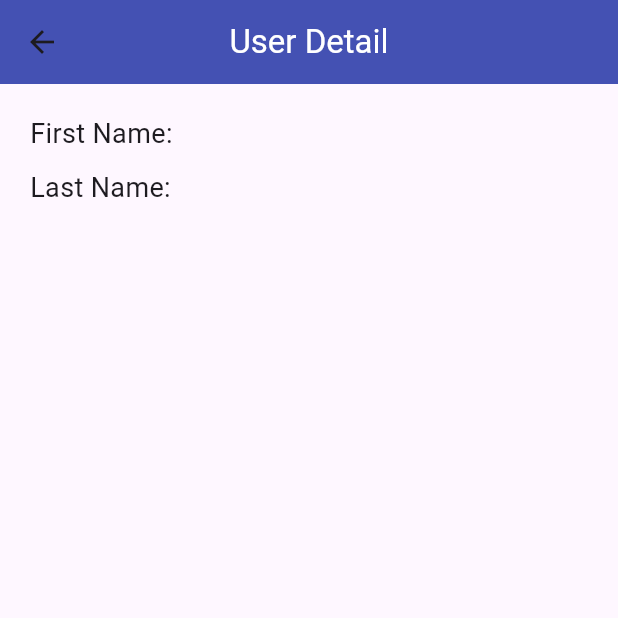
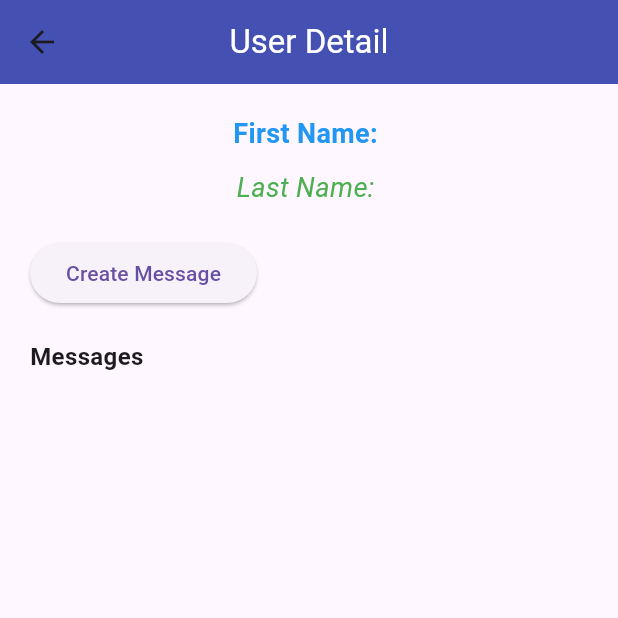
Before and after one commit to Dokuqui/Message_App, a Flutter app: the UserDetailScreen screen opened directly with empty values, on a phone screen of 412 x 824 dp, the top half of it. Run offline on Flutter 3.47's test engine with Material 3 defaults, Android fonts, the phone set to English and light mode, and no system bars.

Commit message:
feat: create message add flow

```diff
--- a/message_app/lib/model/message.dart
+++ b/message_app/lib/model/message.dart
@@ -1,5 +1,3 @@
-import 'dart:ffi';
-
 import 'package:message_app/model/user.dart';
 
 class Message {
--- a/message_app/lib/model/user.dart
+++ b/message_app/lib/model/user.dart
@@ -1,20 +1,26 @@
+import 'message.dart';
+
 class User {
+  String _firstName;
   String _lastName;
-  String _firstName;
+  List<Message> _messages;
 
-  User(this._lastName, this._firstName);
+  User(this._firstName, this._lastName, [List<Message>? messages])
+      : _messages = messages ?? [];
+
+  String get firstName => _firstName;
   String get lastName => _lastName;
-  String get firstName => _firstName;
+  List<Message> get messages => _messages;
+
+  set firstName(String value) {
+    if (value.isNotEmpty) {
+      _firstName = value;
+    }
+  }
 
   set lastName(String value) {
     if (value.isNotEmpty) {
       _lastName = value;
     }
   }
-
-  set firstName(String value) {
-    if (value.isNotEmpty) {
-      _firstName = value;
-    }
-  }
 }
--- a/message_app/lib/screens/home_screen.dart
+++ b/message_app/lib/screens/home_screen.dart
@@ -1,5 +1,5 @@
 import 'package:flutter/material.dart';
-import 'package:message_app/screens/user_detail_user.dart';
+import 'package:message_app/screens/user_detail_screen.dart';
 import '../controller/user_controller.dart';
 import '../model/user.dart';
 
@@ -43,13 +43,13 @@ class _HomeScreen extends State<HomeScreen> {
               mainAxisSize: MainAxisSize.min,
               children: [
                 TextField(
-                  decoration: const InputDecoration(labelText: 'Prénom'),
+                  decoration: const InputDecoration(labelText: 'First Name'),
                   onChanged: (value) {
                     firstName = value;
                   },
                 ),
                 TextField(
-                  decoration: const InputDecoration(labelText: 'Nom'),
+                  decoration: const InputDecoration(labelText: 'Last Name'),
                   onChanged: (value) {
                     lastName = value;
                   },
--- /dev/null
+++ b/message_app/lib/screens/message_detail_screen.dart
@@ -0,0 +1,47 @@
+import 'package:flutter/material.dart';
+
+import '../model/message.dart';
+
+class MessageDetailScreen extends StatelessWidget {
+  final Message message;
+
+  const MessageDetailScreen({super.key, required this.message});
+
+  @override
+  Widget build(BuildContext context) {
+    return Scaffold(
+      appBar: AppBar(
+        title: const Text('Message Detail', style: TextStyle(color: Colors.white)),
+        elevation: 10.0,
+        centerTitle: true,
+      ),
+      body: Padding(
+        padding: const EdgeInsets.all(20.0),
+        child: Column(
+          crossAxisAlignment: CrossAxisAlignment.start,
+          children: [
+            Text(
+              'Subject:\n ${message.subject}',
+              style: const TextStyle(fontSize: 18),
+            ),
+            const SizedBox(height: 10),
+            Text(
+              'Content:\n ${message.content}',
+              style: const TextStyle(fontSize: 18),
+            ),
+            const SizedBox(height: 10),
+            Text(
+              'Date:\n ${message.sendDate}',
+              style: TextStyle(fontSize: 18),
+            ),
+            const SizedBox(height: 10),
+            Text(
+              'Author:\n ${message.author.firstName} ${message.author.lastName}',
+              style: const TextStyle(fontSize: 18),
+            ),
+          ],
+        ),
+      ),
+    );
+  }
+}
--- /dev/null
+++ b/message_app/lib/screens/user_detail_screen.dart
@@ -0,0 +1,131 @@
+import 'package:flutter/material.dart';
+import 'package:message_app/model/user.dart';
+
+import '../components/create_message.dart';
+import '../model/message.dart';
+import 'message_detail_screen.dart';
+
+class UserDetailScreen extends StatefulWidget {
+  final User user;
+
+  const UserDetailScreen({super.key, required this.user});
+
+  @override
+  _UserDetailScreenState createState() => _UserDetailScreenState();
+}
+
+class _UserDetailScreenState extends State<UserDetailScreen> {
+  @override
+  Widget build(BuildContext context) {
+    return Scaffold(
+      appBar: AppBar(
+        title: const Text('User Detail', style: TextStyle(color: Colors.white)),
+        elevation: 10.0,
+        centerTitle: true,
+      ),
+      body: Padding(
+          padding: const EdgeInsets.all(20.0),
+          child: Column(
+            crossAxisAlignment: CrossAxisAlignment.start,
+            children: [
+              Center(
+                child: Text(
+                  'First Name: ${widget.user.firstName}',
+                  style: const TextStyle(
+                    fontSize: 18,
+                    fontWeight: FontWeight.bold,
+                    color: Colors.blue,
+                  ),
+                ),
+              ),
+              const SizedBox(height: 10),
+              Center(
+                child: Text(
+                  'Last Name: ${widget.user.lastName}',
+                  style: const TextStyle(
+                    fontSize: 18,
+                    fontStyle: FontStyle.italic,
+                    color: Colors.green,
+                  ),
+                ),
+              ),
+              const SizedBox(height: 20),
+              ElevatedButton(
+                onPressed: () async {
+                  final newMessage = await Navigator.push(
+                    context,
+                    MaterialPageRoute(
+                      builder: (context) =>
+                          CreateMessageScreen(user: widget.user),
+                    ),
+                  );
+                  if (newMessage != null && newMessage is Message) {
+                    setState(() {
+                      widget.user.messages.add(newMessage);
+                    });
+                  }
+                },
+                child: const Text('Create Message'),
+              ),
+              const SizedBox(height: 20),
+              const Text(
+                'Messages',
+                style: TextStyle(fontSize: 16, fontWeight: FontWeight.bold),
+              ),
+              const SizedBox(height: 10),
+              Expanded(
+                child: ListView.builder(
+                  itemCount: widget.user.messages.length,
+                  itemBuilder: (context, index) {
+                    Message message = widget.user.messages[index];
+                    return Card(
+                      elevation: 2.0,
+                      margin: const EdgeInsets.symmetric(
+                          vertical: 8.0, horizontal: 16.0),
+                      shape: RoundedRectangleBorder(
+                        borderRadius: BorderRadius.circular(10.0),
+                      ),
+                      child: ClipRRect(
+                        borderRadius: BorderRadius.circular(10.0),
+                        child: Dismissible(
+                          key:
+                              UniqueKey(), // Use UniqueKey for each Dismissible widget
+                          direction: DismissDirection
+                              .endToStart, // Swipe from right to left to delete
+                          onDismissed: (direction) {
+                            setState(() {
+                              // Remove the message from the list
+                              widget.user.messages.removeAt(index);
+                            });
+                          },
+                          background: Container(
+                            alignment: Alignment.centerRight,
+                            padding: const EdgeInsets.only(right: 20.0),
+                            color: Colors.red,
+                            child:
+                                const Icon(Icons.delete, color: Colors.white),
+                          ),
+                          child: ListTile(
+                            leading: const Icon(Icons.message),
+                            title: Text(message.subject),
+                            onTap: () {
+                              Navigator.push(
+                                context,
+                                MaterialPageRoute(
+                                  builder: (context) =>
+                                      MessageDetailScreen(message: message),
+                                ),
+                              );
+                            },
+                          ),
+                        ),
+                      ),
+                    );
+                  },
+                ),
+              )
+            ],
+          )),
+    );
+  }
+}
--- a/message_app/lib/screens/user_detail_user.dart
+++ /dev/null
@@ -1,37 +0,0 @@
-import 'package:flutter/material.dart';
-import 'package:message_app/model/user.dart';
-
-class UserDetailScreen extends StatelessWidget {
-  final User user;
-
-  const UserDetailScreen({super.key, required this.user});
-
-  @override
-  Widget build(BuildContext context) {
-    return Scaffold(
-      appBar: AppBar(
-        title: const Text('User Detail', style: TextStyle(color: Colors.white)),
-        elevation: 10.0,
-        centerTitle: true,
-      ),
-      body: Padding(
-        padding: const EdgeInsets.all(20.0),
-        child: Column(
-          crossAxisAlignment: CrossAxisAlignment.start,
-          children: [
-            Text(
-                'First Name: ${user.lastName}',
-                style: const TextStyle(fontSize: 18)
-            ),
-            const SizedBox(height: 10),
-            Text(
-              'Last Name: ${user.lastName}',
-              style: const TextStyle(fontSize: 18),
-            ),
-            const SizedBox(height: 10)
-          ],
-        )
-      ),
-    );
-  }
-}
```
Also changed, not shown: message_app/lib/components/create_message.dart (added, +88 -0 lines).
